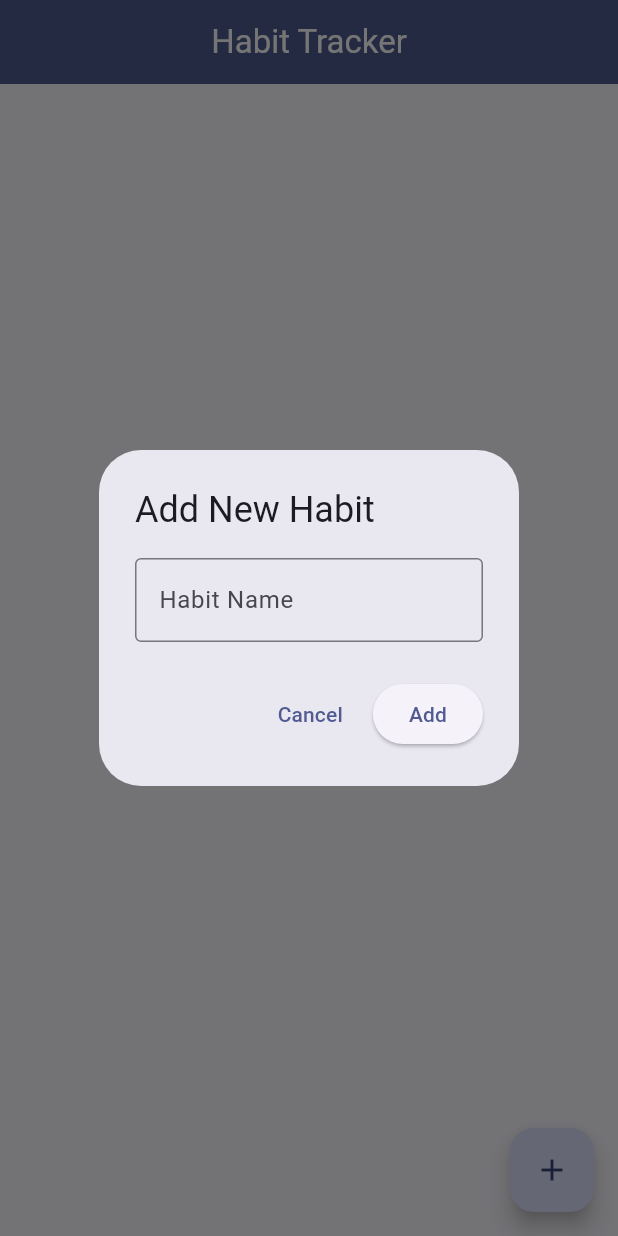
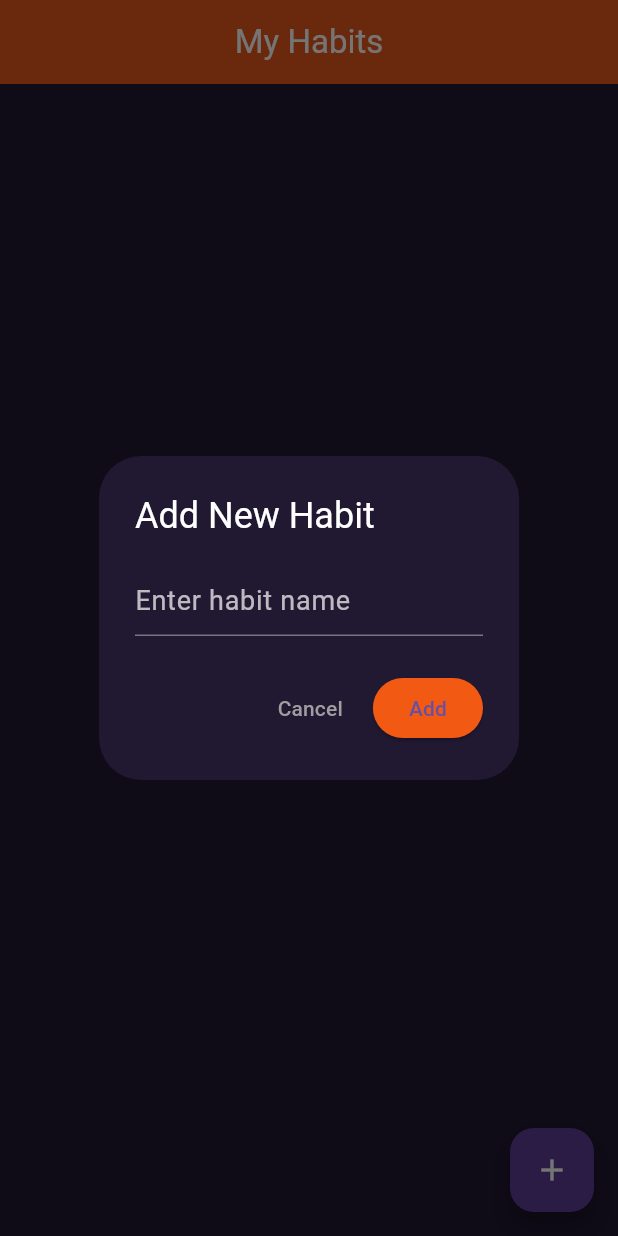
Before and after one commit to marriyamrehman/habit_tracker, a Flutter app: the screen it shows after launch, after a tap on the "add" icon, on a phone screen of 412 x 824 dp. Run offline on Flutter 3.47's test engine with Material 3 defaults, Android fonts, the phone set to English and light mode, and no system bars; our stand-ins replace sqflite; accounts and stored records are empty.

Commit message:
Added SQLite integration and improved UI for Habit Tracker

```diff
--- /dev/null
+++ b/lib/db/db_helper.dart
@@ -0,0 +1,82 @@
+import 'package:sqflite/sqflite.dart';
+import 'package:path/path.dart';
+
+class DBHelper {
+  static Database? _database;
+
+  // Database name and version
+  static const String _dbName = 'habit_tracker.db';
+  static const int _dbVersion = 1;
+
+  // Table name and columns
+  static const String tableHabits = 'habits';
+  static const String columnId = 'id';
+  static const String columnName = 'name';
+  static const String columnCompleted = 'completed';
+
+  // Singleton pattern
+  DBHelper._privateConstructor();
+  static final DBHelper instance = DBHelper._privateConstructor();
+
+  // Get database instance
+  Future<Database> get database async {
+    if (_database != null) return _database!;
+    _database = await _initDB();
+    return _database!;
+  }
+
+  // Initialize database
+  Future<Database> _initDB() async {
+    String path = join(await getDatabasesPath(), _dbName);
+    return await openDatabase(
+      path,
+      version: _dbVersion,
+      onCreate: _onCreate,
+    );
+  }
+
+  // Create tables
+  Future _onCreate(Database db, int version) async {
+    await db.execute('''
+      CREATE TABLE $tableHabits (
+        $columnId INTEGER PRIMARY KEY AUTOINCREMENT,
+        $columnName TEXT NOT NULL,
+        $columnCompleted INTEGER NOT NULL DEFAULT 0
+      )
+    ''');
+  }
+
+  // Insert a new habit
+  Future<int> insertHabit(Map<String, dynamic> habit) async {
+    Database db = await instance.database;
+    return await db.insert(tableHabits, habit);
+  }
+
+  // Get all habits
+  Future<List<Map<String, dynamic>>> getHabits() async {
+    Database db = await instance.database;
+    return await db.query(tableHabits);
+  }
+
+  // Update habit (toggle completion)
+  Future<int> updateHabit(Map<String, dynamic> habit) async {
+    Database db = await instance.database;
+    int id = habit[columnId];
+    return await db.update(
+      tableHabits,
+      habit,
+      where: '$columnId = ?',
+      whereArgs: [id],
+    );
+  }
+
+  // Delete habit
+  Future<int> deleteHabit(int id) async {
+    Database db = await instance.database;
+    return await db.delete(
+      tableHabits,
+      where: '$columnId = ?',
+      whereArgs: [id],
+    );
+  }
+}
--- a/lib/main.dart
+++ b/lib/main.dart
@@ -1,7 +1,9 @@
 import 'package:flutter/material.dart';
 import 'screens/home_screen.dart';
 
-void main() => runApp(const HabitTrackerApp());
+void main() {
+  runApp(const HabitTrackerApp());
+}
 
 class HabitTrackerApp extends StatelessWidget {
   const HabitTrackerApp({super.key});
@@ -9,12 +11,30 @@ class HabitTrackerApp extends StatelessWidget {
   @override
   Widget build(BuildContext context) {
     return MaterialApp(
+      debugShowCheckedModeBanner: false,
       title: 'Habit Tracker',
-      debugShowCheckedModeBanner: false,
       theme: ThemeData(
         useMaterial3: true,
-        colorSchemeSeed: Colors.indigo,
-        brightness: Brightness.light,
+        scaffoldBackgroundColor: const Color(0xFF211832), // dark background
+        appBarTheme: const AppBarTheme(
+          backgroundColor: Color(0xFFF25912), // top bar
+          foregroundColor: Colors.white,
+          centerTitle: true,
+          elevation: 3,
+        ),
+        floatingActionButtonTheme: const FloatingActionButtonThemeData(
+          backgroundColor: Color(0xFF5C3E94),
+          foregroundColor: Colors.white,
+        ),
+        textTheme: const TextTheme(
+          bodyLarge: TextStyle(color: Colors.white, fontSize: 18),
+          bodyMedium: TextStyle(color: Colors.white70, fontSize: 16),
+        ),
+        checkboxTheme: CheckboxThemeData(
+          fillColor: WidgetStateProperty.all(Color(0xFFF25912)),
+          checkColor: WidgetStateProperty.all(Colors.white),
+        ),
+        cardColor: const Color(0xFF412B6B),
       ),
       home: const HomeScreen(),
     );
--- a/lib/screens/home_screen.dart
+++ b/lib/screens/home_screen.dart
@@ -1,5 +1,5 @@
 import 'package:flutter/material.dart';
-import 'package:shared_preferences/shared_preferences.dart';
+import '../db/db_helper.dart';
 
 class HomeScreen extends StatefulWidget {
   const HomeScreen({super.key});
@@ -9,7 +9,10 @@ class HomeScreen extends StatefulWidget {
 }
 
 class _HomeScreenState extends State<HomeScreen> {
-  final List<Map<String, dynamic>> _habits = [];
+  final DBHelper _dbHelper = DBHelper.instance;
+  List<Map<String, dynamic>> _habits = [];
+
+  final TextEditingController _controller = TextEditingController();
 
   @override
   void initState() {
@@ -17,74 +20,64 @@ class _HomeScreenState extends State<HomeScreen> {
     _loadHabits();
   }
 
-  // --- Shared Preferences Functions ---
-
-  // Save the habits list to local storage
-  Future<void> _saveHabits() async {
-    final prefs = await SharedPreferences.getInstance();
-    final habitNames = _habits.map((habit) => habit['name'] as String).toList();
-    final habitDone = _habits.map((habit) => habit['done'].toString()).toList();
-    final habitStreak = _habits.map((habit) => habit['streak'].toString()).toList();
-
-    await prefs.setStringList('habitNames', habitNames);
-    await prefs.setStringList('habitDone', habitDone);
-    await prefs.setStringList('habitStreak', habitStreak);
+  Future<void> _loadHabits() async {
+    final data = await _dbHelper.getHabits();
+    setState(() {
+      _habits = data;
+    });
   }
 
-  // Load the habits list from local storage
-  Future<void> _loadHabits() async {
-    final prefs = await SharedPreferences.getInstance();
-    final names = prefs.getStringList('habitNames');
-    final done = prefs.getStringList('habitDone');
-    final streak = prefs.getStringList('habitStreak');
+  Future<void> _addHabit(String name) async {
+    if (name.isEmpty) return;
 
-    if (names != null && done != null && streak != null) {
-      setState(() {
-        _habits.clear();
-        for (int i = 0; i < names.length; i++) {
-          _habits.add({
-            'name': names[i],
-            'done': done[i] == 'true',
-            'streak': int.tryParse(streak[i]) ?? 0,
-          });
-        }
-      });
-    }
+    await _dbHelper.insertHabit({'name': name, 'completed': 0});
+    _controller.clear();
+    _loadHabits();
   }
 
-  // --- Add Habit Dialog ---
-  void _showAddHabitDialog(BuildContext context) {
-    final TextEditingController nameController = TextEditingController();
+  Future<void> _toggleHabit(int id, int completed) async {
+    await _dbHelper.updateHabit({
+      'id': id,
+      'name': _habits.firstWhere((h) => h['id'] == id)['name'],
+      'completed': completed == 1 ? 0 : 1,
+    });
+    _loadHabits();
+  }
 
+  Future<void> _deleteHabit(int id) async {
+    await _dbHelper.deleteHabit(id);
+    _loadHabits();
+  }
+
+  void _showAddHabitDialog() {
     showDialog(
       context: context,
       builder: (context) => AlertDialog(
-        title: const Text('Add New Habit'),
+        backgroundColor: const Color(0xFF211832),
+        title: const Text(
+          'Add New Habit',
+          style: TextStyle(color: Colors.white),
+        ),
         content: TextField(
-          controller: nameController,
+          controller: _controller,
           decoration: const InputDecoration(
-            labelText: 'Habit Name',
-            border: OutlineInputBorder(),
+            hintText: 'Enter habit name',
+            hintStyle: TextStyle(color: Colors.white70),
           ),
+          style: const TextStyle(color: Colors.white),
         ),
         actions: [
           TextButton(
             onPressed: () => Navigator.pop(context),
-            child: const Text('Cancel'),
+            child: const Text('Cancel', style: TextStyle(color: Colors.grey)),
           ),
           ElevatedButton(
+            style: ElevatedButton.styleFrom(
+              backgroundColor: const Color(0xFFF25912),
+            ),
             onPressed: () {
-              if (nameController.text.trim().isNotEmpty) {
-                setState(() {
-                  _habits.add({
-                    'name': nameController.text.trim(),
-                    'done': false,
-                    'streak': 0,
-                  });
-                });
-                _saveHabits();
-                Navigator.pop(context);
-              }
+              _addHabit(_controller.text);
+              Navigator.pop(context);
             },
             child: const Text('Add'),
           ),
@@ -93,31 +86,25 @@ class _HomeScreenState extends State<HomeScreen> {
     );
   }
 
-  // --- Toggle habit status ---
-  void _toggleHabit(Map<String, dynamic> habit) {
-    setState(() {
-      habit['done'] = !habit['done'];
-    });
-    _saveHabits();
-  }
-
   @override
   Widget build(BuildContext context) {
-    final cs = Theme.of(context).colorScheme;
     return Scaffold(
+      backgroundColor: const Color(0xFF211832),
       appBar: AppBar(
-        title: const Text('Habit Tracker'),
+        title: const Text('My Habits'),
         centerTitle: true,
-        elevation: 0,
-        backgroundColor: cs.primary,
-        foregroundColor: cs.onPrimary,
+        backgroundColor: const Color(0xFFF25912),
+      ),
+      floatingActionButton: FloatingActionButton(
+        onPressed: _showAddHabitDialog,
+        backgroundColor: const Color(0xFF5C3E94),
+        child: const Icon(Icons.add, color: Colors.white),
       ),
       body: _habits.isEmpty
           ? const Center(
               child: Text(
-                'No habits yet.\nTap + to add your first habit!',
-                textAlign: TextAlign.center,
-                style: TextStyle(fontSize: 16, color: Colors.grey),
+                'No habits yet. Tap + to add one!',
+                style: TextStyle(color: Colors.white70),
               ),
             )
           : ListView.builder(
@@ -126,48 +113,33 @@ class _HomeScreenState extends State<HomeScreen> {
               itemBuilder: (context, index) {
                 final habit = _habits[index];
                 return Card(
-                  elevation: 2,
-                  margin: const EdgeInsets.symmetric(vertical: 8),
+                  color: const Color(0xFF412B6B),
                   shape: RoundedRectangleBorder(
-                    borderRadius: BorderRadius.circular(14),
+                    borderRadius: BorderRadius.circular(16),
                   ),
                   child: ListTile(
-                    contentPadding: const EdgeInsets.symmetric(
-                      horizontal: 16,
-                      vertical: 12,
-                    ),
-                    leading: InkWell(
-                      onTap: () => _toggleHabit(habit),
-                      borderRadius: BorderRadius.circular(30),
-                      child: Icon(
-                        habit['done']
-                            ? Icons.check_circle
-                            : Icons.radio_button_unchecked,
-                        size: 32,
-                        color: habit['done'] ? Colors.green : Colors.grey,
-                      ),
+                    leading: Checkbox(
+                      activeColor: const Color(0xFFF25912),
+                      value: habit['completed'] == 1,
+                      onChanged: (_) => _toggleHabit(habit['id'], habit['completed']),
                     ),
                     title: Text(
                       habit['name'],
                       style: TextStyle(
-                        fontSize: 16,
-                        decoration: habit['done']
+                        color: Colors.white,
+                        decoration: habit['completed'] == 1
                             ? TextDecoration.lineThrough
                             : TextDecoration.none,
                       ),
                     ),
-                    subtitle: Text('${habit['streak']} day streak'),
-                    trailing: const Icon(Icons.chevron_right),
-                    onTap: () => _toggleHabit(habit),
+                    trailing: IconButton(
+                      icon: const Icon(Icons.delete, color: Colors.redAccent),
+                      onPressed: () => _deleteHabit(habit['id']),
+                    ),
                   ),
                 );
               },
             ),
-      floatingActionButton: FloatingActionButton(
-        onPressed: () => _showAddHabitDialog(context),
-        shape: RoundedRectangleBorder(borderRadius: BorderRadius.circular(16)),
-        child: const Icon(Icons.add),
-      ),
     );
   }
 }
--- a/pubspec.yaml
+++ b/pubspec.yaml
@@ -28,8 +28,13 @@ environment:
 # the latest version available on pub.dev. To see which dependencies have newer
 # versions available, run `flutter pub outdated`.
 dependencies:
+
   flutter:
     sdk: flutter
+  sqflite: ^2.3.3+1
+  path_provider: ^2.1.3
+  path: ^1.9.0
+
 
   # The following adds the Cupertino Icons font to your application.
   # Use with the CupertinoIcons class for iOS style icons.
```
Also changed, not shown: pubspec.lock, 1 other file.
